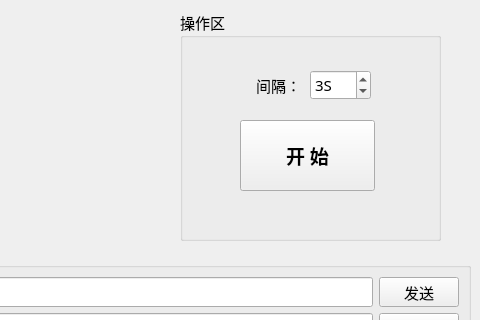
Before: the Qt Designer form Socket-Fvt/Socket-Fvt/mainwindow.ui in ChinaClever/ScalePoint, drawn with Qt 5; both pictures show x 220 to 700 and y 82 to 402 of the 700 by 483 pixel window.
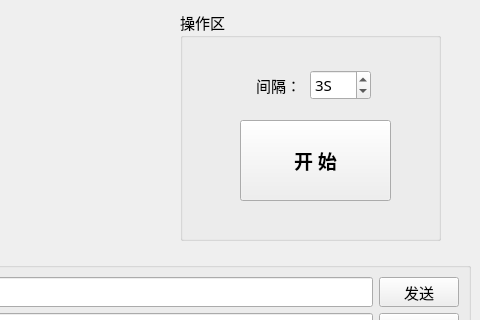
After: the same form once the commit is applied.

```diff
--- a/Socket-Fvt/Socket-Fvt/mainwindow.ui
+++ b/Socket-Fvt/Socket-Fvt/mainwindow.ui
@@ -164,8 +164,8 @@
          <rect>
           <x>60</x>
           <y>110</y>
-          <width>135</width>
-          <height>71</height>
+          <width>151</width>
+          <height>81</height>
          </rect>
         </property>
         <property name="font">
```
